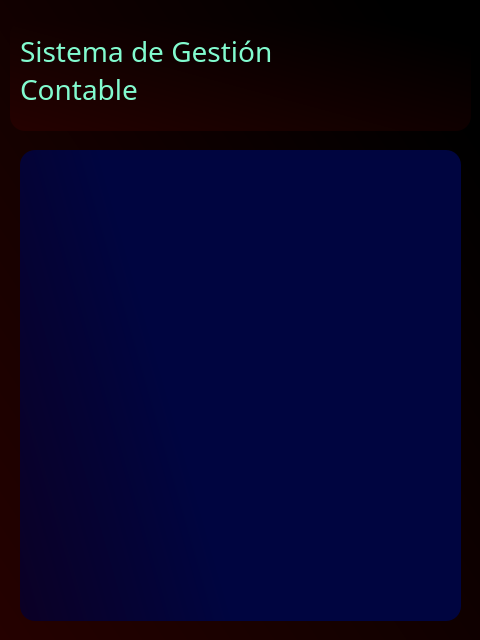
First picture: the form in ventana_realizar_consulta.ui, repository darkeruz/SGC_python, before the edit.
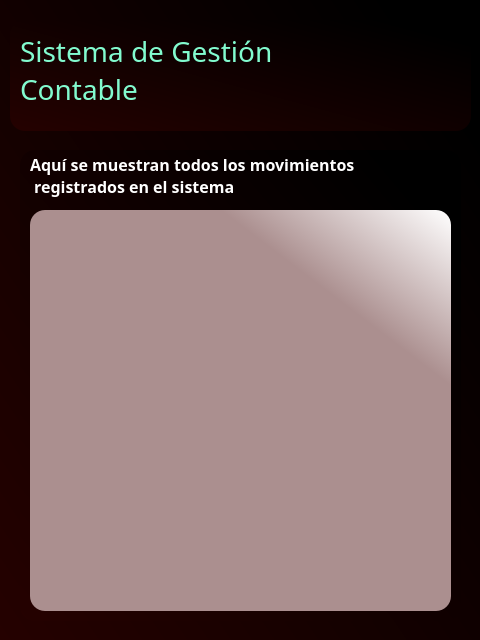
Second picture: the form after the edit. Icons and pictures are not drawn.

Commit message: Cambie los colores de las ventanas...

```diff
--- a/ventana_realizar_consulta.ui
+++ b/ventana_realizar_consulta.ui
@@ -20,8 +20,8 @@
 
 QFrame#frame_top{
 	
-	background-image: url(:/images/images/darkBlueBackground.png);
-
+	
+	background-image: url(:/images/images/backgroundDarkRed.jpg);
 	border-radius: 15px;
 }
 
@@ -40,10 +40,27 @@
 	width: 260px;
     height: 260px;
     border-radius: 15px;
-    background: qlineargradient(spread:pad, x1:0, y1:1, x2:0.445545, y2:0.863636, stop:0 rgba(11, 0, 37, 255), stop:1 rgba(0, 5, 64, 255));
+ 
+	
+	border-image: url(:/images/images/backgroundDarkRed.jpg);
     display: none;
 }
 
+QListWidget{
+	
+	background-color: qlineargradient(spread:pad, x1:0.786, y1:0.267045, x2:1, y2:0, stop:0 rgba(171, 143, 143, 255), stop:1 rgba(255, 255, 255, 255));
+	border-radius: 15px;
+}
+
+QLabel#label_descripcion{
+	background: transparent;
+	color: white;
+	font-size: 16px;
+	font-family: Sans;
+}
+
+
+
 
 
 </string>
@@ -121,6 +138,41 @@
    <property name="frameShadow">
     <enum>QFrame::Raised</enum>
    </property>
+   <widget class="QListWidget" name="listWidget">
+    <property name="geometry">
+     <rect>
+      <x>10</x>
+      <y>60</y>
+      <width>421</width>
+      <height>401</height>
+     </rect>
+    </property>
+   </widget>
+   <widget class="QLabel" name="label_descripcion">
+    <property name="geometry">
+     <rect>
+      <x>10</x>
+      <y>-10</y>
+      <width>411</width>
+      <height>71</height>
+     </rect>
+    </property>
+    <property name="font">
+     <font>
+      <family>Sans</family>
+      <pointsize>-1</pointsize>
+      <weight>75</weight>
+      <bold>true</bold>
+     </font>
+    </property>
+    <property name="text">
+     <string>Aquí se muestran todos los movimientos
+ registrados en el sistema</string>
+    </property>
+    <property name="textFormat">
+     <enum>Qt::PlainText</enum>
+    </property>
+   </widget>
   </widget>
  </widget>
  <resources>
```
Left out of the diff: 2 changed lines with no effect on the pictures. The commit also changes 3 other files.
